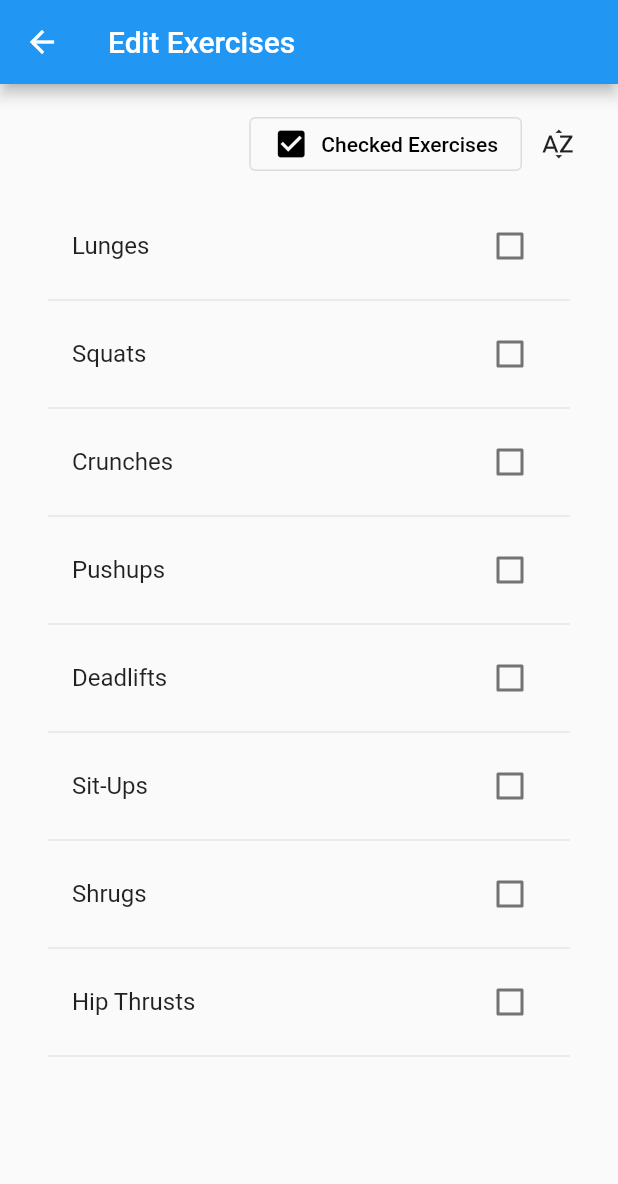
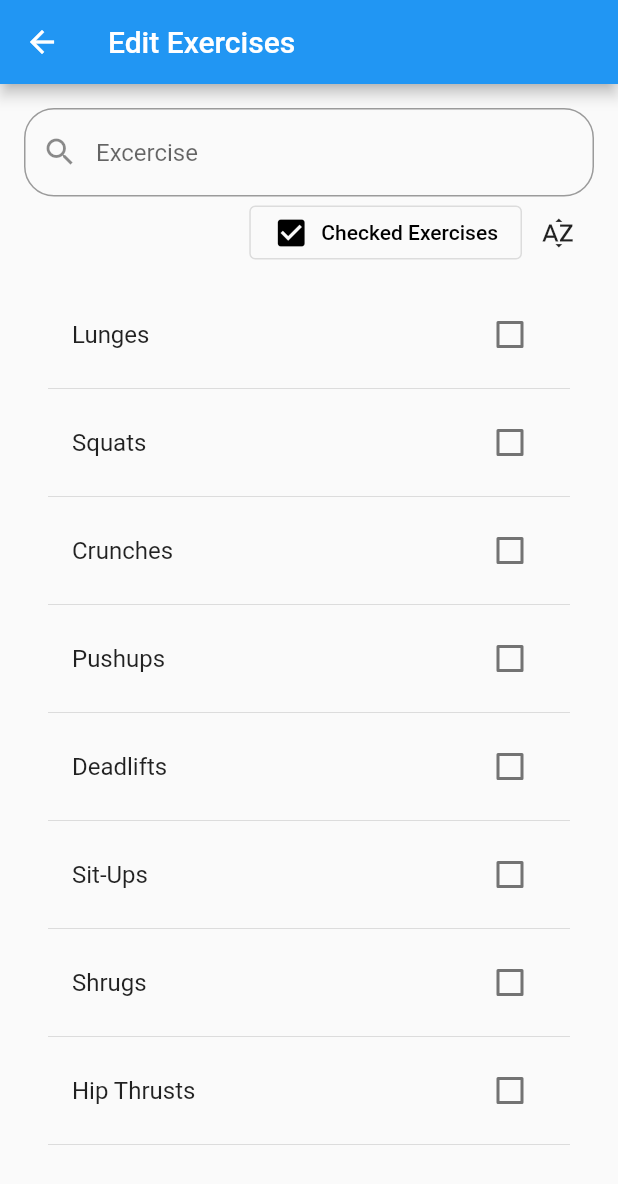
Before and after one commit to TorbenStriegel/Fit4You-FitnessApp, a Flutter app: the SecondPage screen opened directly, on a phone screen of 412 x 824 dp. Shown: the top 1184 px of the screen. Run offline on Flutter 3.47's test engine with Material 2 defaults, Android fonts, the phone set to English and light mode, and no system bars.

Commit message:
Filter with Textfild

```diff
--- a/lib/secondPage.dart
+++ b/lib/secondPage.dart
@@ -11,6 +11,7 @@ class SecondPage extends StatefulWidget {
 
 class _SecondPageState extends State<SecondPage> {
   bool showCheckedExercises = true;
+  String query = "";
   bool sortABC = false;
   List<String> _exerciseAll = <String>[
     "Lunges",
@@ -39,6 +40,21 @@ class _SecondPageState extends State<SecondPage> {
           child: Column(
             mainAxisAlignment: MainAxisAlignment.spaceBetween,
             children: [
+              TextField(
+                //controller: controller,
+                decoration: InputDecoration(
+                    prefixIcon: const Icon(Icons.search),
+                    hintText: 'Excercise',
+                    border: OutlineInputBorder(
+                        borderRadius: BorderRadius.circular(20),
+                        borderSide: const BorderSide(color: Colors.blue))),
+
+                onChanged: (value) {
+                  setState(() {
+                    query = value;
+                  });
+                },
+              ),
               Row(
                 mainAxisAlignment: MainAxisAlignment.end,
                 children: [
@@ -65,17 +81,14 @@ class _SecondPageState extends State<SecondPage> {
                         if (!sortABC) {
                           sortABC = true;
                           _exerciseAll.sort(
-                                  (a, b) =>
-                                  a.toString().compareTo(b.toString()));
+                              (a, b) => a.toString().compareTo(b.toString()));
                         } else {
                           sortABC = false;
                           _exerciseAll.sort(
-                                  (b, a) =>
-                                  a.toString().compareTo(b.toString()));
+                              (b, a) => a.toString().compareTo(b.toString()));
                         }
                       });
                     },
-
                     icon: Icon(Icons.sort_by_alpha_sharp),
                   ),
                 ],
@@ -94,7 +107,11 @@ class _SecondPageState extends State<SecondPage> {
     showCheckedExercises
         ? null
         : _exerciseAllCopy
-        .removeWhere((item) => _exercisePersonal.contains(item));
+            .removeWhere((item) => _exercisePersonal.contains(item));
+    if (query != "") {
+      _exerciseAllCopy.removeWhere(
+          (exercise) => !exercise.toLowerCase().contains(query.toLowerCase()));
+    }
     return ListView.builder(
       itemCount: _exerciseAllCopy.length * 2,
       padding: EdgeInsets.all(16),
```
